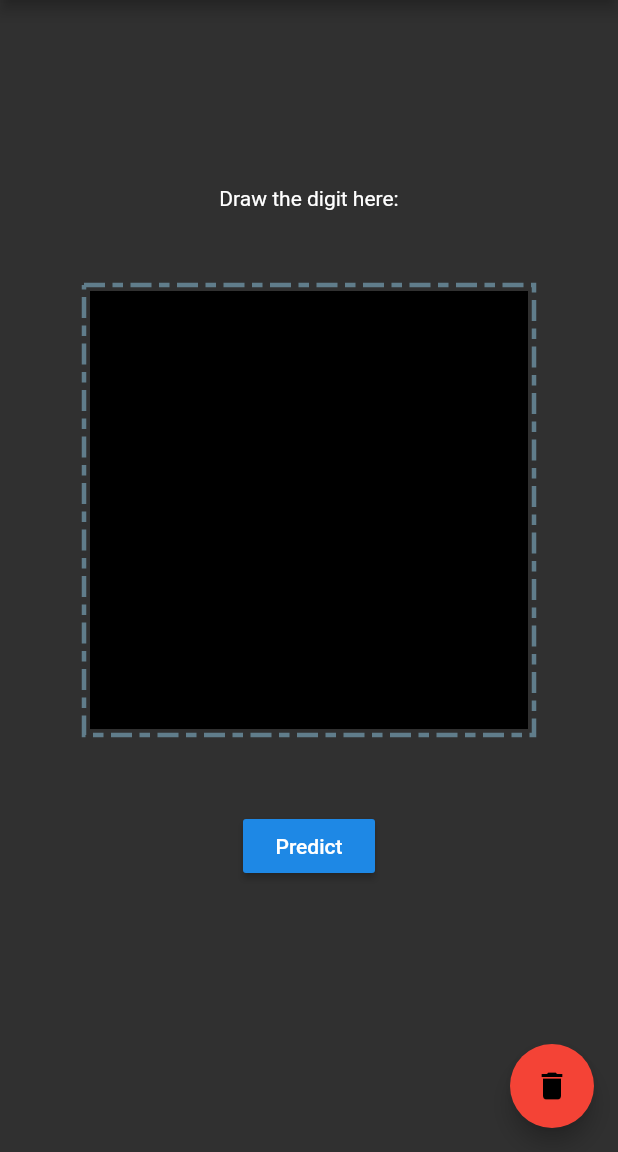
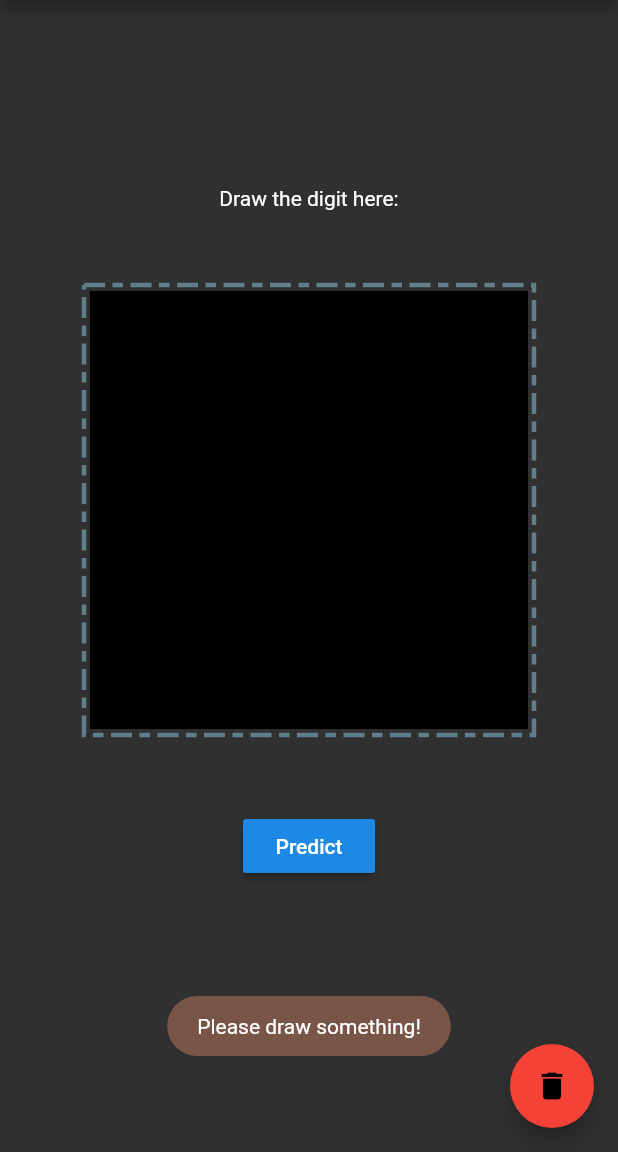
Before and after one commit to souris-dev/who-digit-client, a Flutter app: the screen it shows after launch, after a tap on "Predict", on a phone screen of 412 x 824 dp, the part 84-1236 px from its top. Run offline on Flutter 3.47's test engine with Material 2 defaults, Android fonts, the phone set to English and light mode, and no system bars; drawn by our look-alikes of dotted_border; our stand-ins replace fluttertoast, logger; missing offline and left inert: dart:ffi; network calls fail.

Commit message:
UI Fixes

```diff
--- a/lib/main.dart
+++ b/lib/main.dart
@@ -5,6 +5,7 @@ import 'dart:ui';
 
 import 'package:flutter/material.dart';
 import 'package:flutter/services.dart';
+import 'package:fluttertoast/fluttertoast.dart';
 import 'package:logger/logger.dart';
 import 'package:dotted_border/dotted_border.dart';
 import 'package:http/http.dart' as http;
@@ -54,14 +55,47 @@ class MyHomePage extends StatefulWidget {
 class _MyHomePageState extends State<MyHomePage> {
   List<Offset> points = <Offset>[];
   Handwriter drawArea;
-  List<int> predictedVal;
+  List<String> predictedVal;
 
   bool askedToPredict = false;
+  bool pingedAndVerified = false;
+
+  void pingAndVerify() async {
+      Fluttertoast.showToast(msg: 'Initializing...', backgroundColor: Colors.indigo, textColor: Colors.white);
+      var loggr = Logger();
+      var cl = http.Client();
+      var uri = 'https://who-digit-webapp.herokuapp.com/';
+
+      try {
+          loggr.d('Inititating connection with server...');
+          var resp = await cl.get(uri);
+
+          if (resp.statusCode == 200) {
+              pingedAndVerified = true;
+              loggr.d('Initialization successful!');
+          }
+          else {
+              throw Exception('Init failed: server error ' + resp.statusCode.toString());
+          }
+      } catch(e) {
+          loggr.e(e);
+          loggr.e('Initialization failed!');
+          Fluttertoast.showToast(msg: 'Initialization failed!', backgroundColor: Colors.red, textColor: Colors.white);
+          Fluttertoast.showToast(msg: 'Check your internet connection', backgroundColor: Colors.deepOrangeAccent, textColor: Colors.white);
+      } finally {
+          cl.close();
+      }
+  }
 
   @override
   void initState() {
     super.initState();
     drawArea = Handwriter(points);
+
+    // We'll ping the server once to wake the server up
+    // and check that the internet and server are working
+
+    pingAndVerify();
   }
 
   void _clear() {
@@ -69,6 +103,7 @@ class _MyHomePageState extends State<MyHomePage> {
       points.clear();
       drawArea = Handwriter(points);
       askedToPredict = false;
+      predictedVal = null;
     });
   }
 
@@ -88,8 +123,12 @@ class _MyHomePageState extends State<MyHomePage> {
         // 200 OK
         var loggr = Logger();
         loggr.d('Predictions from server: ' + uriResponse.body);
-        //pred = <String>[jsonDecode(uriResponse.body)['pred'][0], jsonDecode(uriResponse.body)['pred'][1]];
-        //loggr.d('Predictions local: ' + pred.toString());
+        pred = <String>[jsonDecode(uriResponse.body)['pred'][0], jsonDecode(uriResponse.body)['pred'][1]];
+        loggr.d('Predictions local: ' + pred.toString());
+
+        predictedVal = pred;
+
+        Fluttertoast.showToast(msg: 'Predicted value: ' + predictedVal[0], textColor: Colors.white, backgroundColor: Colors.deepPurple);
       }
       else {
         throw Exception('Server error! Error code: ' + uriResponse.statusCode.toString());
@@ -98,7 +137,12 @@ class _MyHomePageState extends State<MyHomePage> {
       var loggr = Logger();
       loggr.e("Couldn't get prediction from the server!");
       loggr.e(e.toString());
+      Fluttertoast.showToast(msg: 'Failed to get prediction!', backgroundColor: Colors.red, textColor: Colors.white);
 
+      if (e.toString().contains('server'))
+        Fluttertoast.showToast(msg: e, backgroundColor: Colors.red, textColor: Colors.white);
+      else
+        Fluttertoast.showToast(msg: 'Check your internet connection', backgroundColor: Colors.deepOrangeAccent, textColor: Colors.white);
     } finally {
       client.close();
     }
@@ -134,6 +178,11 @@ class _MyHomePageState extends State<MyHomePage> {
       askedToPredict = false;
     }
 
+    if (points.length == 0) {
+      Fluttertoast.showToast(msg: 'Please draw something!', backgroundColor: Colors.brown, textColor: Colors.white);
+      return;
+    }
+
     // Retrieve the image
     var loggr = Logger();
 
@@ -157,27 +206,30 @@ class _MyHomePageState extends State<MyHomePage> {
       ByteData imgData = await img.toByteData(format: ImageByteFormat.png);
       Uint8List imgDataList = imgData.buffer.asUint8List();
 
-      imgModule.Image imgNew = imgModule.decodePng(imgDataList);
-      imgNew = imgModule.copyResize(imgNew, width: 28, height: 28, interpolation: imgModule.Interpolation.nearest);
+      //imgModule.Image imgNew = imgModule.decodePng(imgDataList);
+      //imgNew = imgModule.copyResize(imgNew, width: 28, height: 28, interpolation: imgModule.Interpolation.nearest);
 
-      imgDataList = imgNew.getBytes(format: imgModule.Format.rgb);
+      //imgDataList = imgNew.getBytes();
 
       base46EncodedPic = base64Encode(imgDataList);
 
-      loggr.d('Image retrieved as string: ' + base46EncodedPic.length.toString());
+      print('Image retrieved as string: ' + base46EncodedPic);
+      print('\nchars: ' + base46EncodedPic.length.toString());
     } catch(e) {
       loggr.e('Error in retrieving and encoding the picture!');
       loggr.e(e);
+      Fluttertoast.showToast(msg: 'Error in retrieving image!', backgroundColor: Colors.red, textColor: Colors.white);
     }
 
     if (base46EncodedPic != null) {
       loggr.d('Contacting server, calling method...');
       var predVal = await getPrediction(base46EncodedPic);
 
+      predictedVal = predVal;
+
       setState(() {
         if (predVal != null) {
-          predictedVal[0] = int.parse(predVal[0]);
-          predictedVal[1] = int.parse(predVal[1]);
+          predictedVal = predVal;
         }
       });
     }
@@ -219,7 +271,7 @@ class _MyHomePageState extends State<MyHomePage> {
                 setState(() {
                   RenderBox box = context.findRenderObject();
                   Offset point = box.globalToLocal(details.globalPosition);
-                  point = point.translate(-70.0, -320.0);//(AppBar().preferredSize.height));
+                  point = point.translate(-70.0, -320.0);//(AppBar().preferredSize.height)); // TODO: should not be hardcoded
 
                   points = List.from(points);
                   points.add(point);
@@ -262,8 +314,9 @@ class _MyHomePageState extends State<MyHomePage> {
 
         builder: (context, snapshot) {
           if (snapshot.connectionState == ConnectionState.done) {
+              print(predictedVal);
             return Text(
-              predictedVal != null ? 'Predictions: $predictedVal[0], $predictedVal[1]' : ''
+              predictedVal != null ? 'Predictions: ' + predictedVal[0].toString() + ', ' + predictedVal[1].toString() : ''
             );
           }
           else {
@@ -316,7 +369,7 @@ class Handwriter extends CustomPainter {
 
     paint.color = Colors.white;
     paint.strokeCap = StrokeCap.round;
-    paint.strokeWidth = 22.0;
+    paint.strokeWidth = 18.0;
 
     for (int i = 0; i < points.length - 1; i++){
       if (points[i] != null && points[i + 1] != null) {
```
